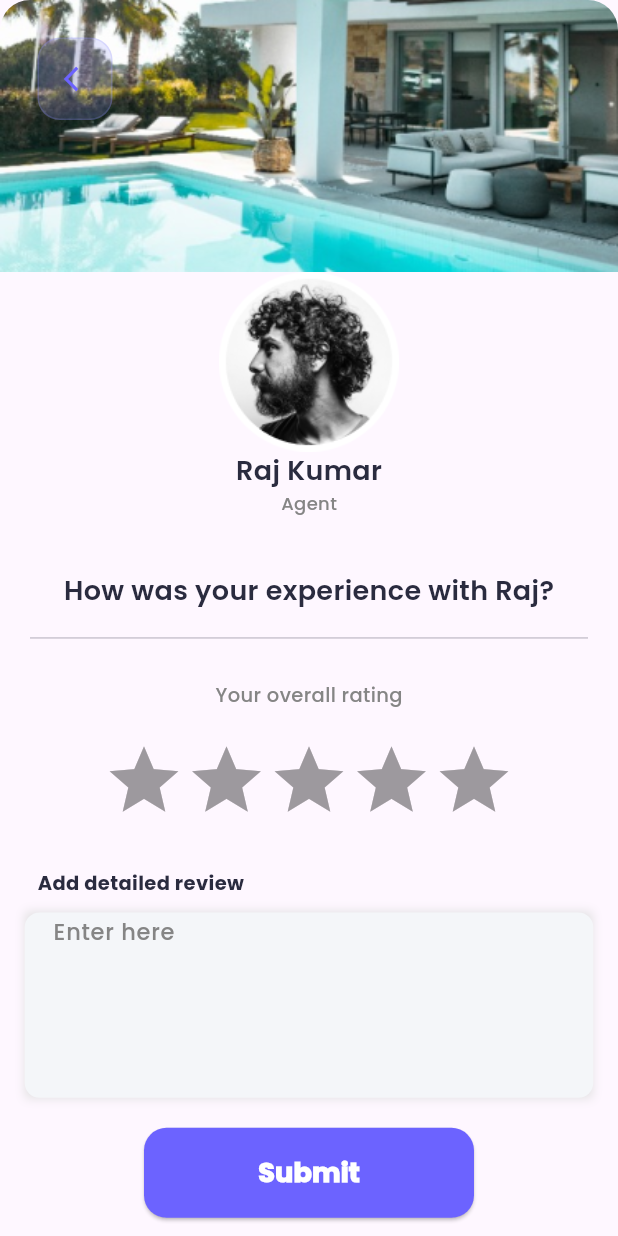
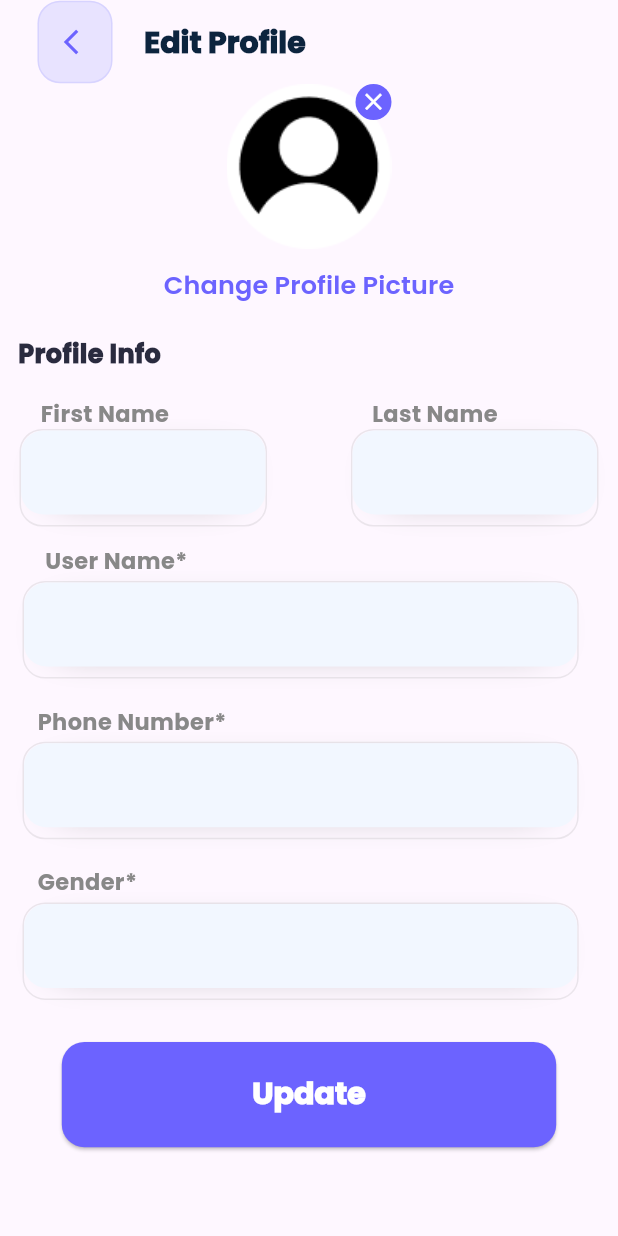
Before and after one commit to ayafathy1/Homefinder1, a Flutter app: the screen it shows after launch, on a phone screen of 412 x 824 dp. Run offline on Flutter 3.47's test engine with Material 3 defaults, Android fonts, the phone set to English and light mode, and no system bars; drawn by our look-alikes of flutter_rating_bar; our stand-ins replace animated_splash_screen, dio, get, pretty_dio_logger, shared_preferences, syncfusion_flutter_sliders; missing offline and left inert: flutter_arc_text, splash_view.

Commit message:
create edit profile screen

```diff
--- /dev/null
+++ b/homefinder1/lib/Screens/edit_profile/edit_profile.dart
@@ -0,0 +1,415 @@
+import 'package:flutter/cupertino.dart';
+import 'package:flutter/material.dart';
+import 'package:flutter/widgets.dart';
+import 'package:get/get.dart';
+import 'package:homefinder1/Widget/custom_arrow_back.dart';
+import 'package:homefinder1/Widget/custom_elevated_button_widget.dart';
+import 'package:homefinder1/utilities/colors.dart';
+import 'package:homefinder1/utilities/constants.dart';
+
+class UploadPhotoScreen extends StatelessWidget {
+  const UploadPhotoScreen({super.key});
+
+  @override
+  Widget build(BuildContext context) {
+    return Scaffold(
+      appBar: AppBar(
+        title: Text(
+          "Edit Profile",
+          style: TextStyle(
+              color: kDarkBlueColor,
+              fontWeight: FontWeight.w900,
+              fontSize: 20,
+              fontFamily: kRegularFont),
+        ),
+        leading: CustomArrowBack(),
+        leadingWidth: 80,
+      ),
+      body: Column(
+        crossAxisAlignment: CrossAxisAlignment.start,
+        children: [
+          Center(
+            child: Container(
+              height: 110,
+              width: 110,
+              decoration: BoxDecoration(
+                  image: DecorationImage(
+                      image: AssetImage("lib/assets/images/Profile.png"),
+                      fit: BoxFit.fill)),
+              child: Column(
+                mainAxisAlignment: MainAxisAlignment.start,
+                crossAxisAlignment: CrossAxisAlignment.end,
+                children: [
+                  InkWell(
+                    onTap: () {},
+                    child: Container(
+                      width: 24,
+                      height: 24,
+                      decoration: BoxDecoration(
+                          borderRadius: BorderRadius.circular(100),
+                          border: Border.all(color: Colors.transparent),
+                          color: kPrimaryColor),
+                      child: Center(
+                        child: Icon(
+                          Icons.close,
+                          color: Colors.white,
+                          size: 19,
+                        ),
+                      ),
+                    ),
+                  )
+                ],
+              ),
+            ),
+          ),
+          Center(
+            child: TextButton(
+              onPressed: () {},
+              child: Text(
+                "Change Profile Picture",
+                style: TextStyle(
+                    color: kPrimaryColor,
+                    fontFamily: kRegularFont,
+                    fontSize: 17,
+                    fontWeight: FontWeight.w600),
+              ),
+            ),
+          ),
+          Padding(
+            padding: const EdgeInsets.only(left: 12.0, top: 10),
+            child: Text(
+              "Profile Info",
+              style: TextStyle(
+                  color: kVeryDarkBlueColor,
+                  fontWeight: FontWeight.w900,
+                  fontSize: 17,
+                  fontFamily: kRegularFont),
+            ),
+          ),
+          SingleChildScrollView(
+            child: Column(
+              children: [
+                Container(
+                  height: Get.height * 0.14,
+                  width: Get.width,
+                  decoration: BoxDecoration(
+                      border: Border.all(color: Colors.transparent)),
+                  child: Row(
+                    mainAxisAlignment: MainAxisAlignment.spaceBetween,
+                    children: [
+                      Padding(
+                        padding: const EdgeInsets.only(left: 12.0, top: 8),
+                        child: Column(
+                          crossAxisAlignment: CrossAxisAlignment.start,
+                          children: [
+                            Padding(
+                              padding: const EdgeInsets.only(top: 8, left: 14),
+                              child: Text(
+                                "First Name",
+                                style: TextStyle(
+                                    color: Color(0xff888888),
+                                    fontFamily: kRegularFont,
+                                    fontSize: 15,
+                                    fontWeight: FontWeight.w700),
+                              ),
+                            ),
+                            Container(
+                              height: 65,
+                              width: 165,
+                              decoration: BoxDecoration(
+                                border: Border.all(
+                                    color: Colors.grey.withOpacity(0.2)),
+                                borderRadius: BorderRadius.circular(15),
+                                boxShadow: [
+                                  BoxShadow(
+                                      color: Colors.grey.shade500,
+                                      spreadRadius: -20,
+                                      blurRadius: 20)
+                                ],
+                              ),
+                              child: TextFormField(
+                                decoration: InputDecoration(
+                                    enabledBorder: OutlineInputBorder(
+                                        borderRadius: BorderRadius.circular(15),
+                                        borderSide: BorderSide(
+                                            color: Colors.transparent)),
+                                    focusedBorder: OutlineInputBorder(
+                                        borderRadius: BorderRadius.circular(15),
+                                        borderSide: BorderSide(
+                                            color: Colors.transparent)),
+                                    disabledBorder: OutlineInputBorder(
+                                        borderRadius: BorderRadius.circular(15),
+                                        borderSide: BorderSide(
+                                            color: Colors.transparent)),
+                                    border: OutlineInputBorder(
+                                        borderRadius: BorderRadius.circular(15),
+                                        borderSide: BorderSide(
+                                            color: Colors.transparent)),
+                                    filled: true,
+                                    fillColor: Color(0xffF2F7FF)),
+                              ),
+                            )
+                          ],
+                        ),
+                      ),
+                      Padding(
+                        padding: const EdgeInsets.only(top: 8, right: 12),
+                        child: Column(
+                          crossAxisAlignment: CrossAxisAlignment.start,
+                          children: [
+                            Padding(
+                              padding: const EdgeInsets.only(top: 8, left: 14),
+                              child: Text(
+                                "Last Name",
+                                style: TextStyle(
+                                    color: Color(0xff888888),
+                                    fontFamily: kRegularFont,
+                                    fontSize: 15,
+                                    fontWeight: FontWeight.w700),
+                              ),
+                            ),
+                            Container(
+                              height: 65,
+                              width: 165,
+                              decoration: BoxDecoration(
+                                border: Border.all(
+                                    color: Colors.grey.withOpacity(0.2)),
+                                borderRadius: BorderRadius.circular(15),
+                                boxShadow: [
+                                  BoxShadow(
+                                      color: Colors.grey.shade500,
+                                      spreadRadius: -20,
+                                      blurRadius: 20)
+                                ],
+                              ),
+                              child: TextFormField(
+                                decoration: InputDecoration(
+                                    enabledBorder: OutlineInputBorder(
+                                        borderRadius: BorderRadius.circular(15),
+                                        borderSide: BorderSide(
+                                            color: Colors.transparent)),
+                                    focusedBorder: OutlineInputBorder(
+                                        borderRadius: BorderRadius.circular(15),
+                                        borderSide: BorderSide(
+                                            color: Colors.transparent)),
+                                    disabledBorder: OutlineInputBorder(
+                                        borderRadius: BorderRadius.circular(15),
+                                        borderSide: BorderSide(
+                                            color: Colors.transparent)),
+                                    border: OutlineInputBorder(
+                                        borderRadius: BorderRadius.circular(15),
+                                        borderSide: BorderSide(
+                                            color: Colors.transparent)),
+                                    filled: true,
+                                    fillColor: Color(0xffF2F7FF)),
+                              ),
+                            )
+                          ],
+                        ),
+                      )
+                    ],
+                  ),
+                ),
+                Container(
+                  padding: EdgeInsets.only(left: 15),
+                  width: Get.width,
+                  height: Get.height * 0.13,
+                  child: Column(
+                    crossAxisAlignment: CrossAxisAlignment.start,
+                    children: [
+                      Padding(
+                        padding: const EdgeInsets.only(left: 15, bottom: 3),
+                        child: Text(
+                          "User Name*",
+                          style: TextStyle(
+                              color: Color(0xff888888),
+                              fontFamily: kRegularFont,
+                              fontSize: 15,
+                              fontWeight: FontWeight.w700),
+                        ),
+                      ),
+                      Container(
+                        height: 65,
+                        width: Get.width * 0.9,
+                        decoration: BoxDecoration(
+                          border:
+                              Border.all(color: Colors.grey.withOpacity(0.2)),
+                          borderRadius: BorderRadius.circular(15),
+                          boxShadow: [
+                            BoxShadow(
+                                color: Colors.grey.shade500,
+                                spreadRadius: -20,
+                                blurRadius: 20)
+                          ],
+                        ),
+                        child: TextFormField(
+                          decoration: InputDecoration(
+                              enabledBorder: OutlineInputBorder(
+                                  borderRadius: BorderRadius.circular(15),
+                                  borderSide:
+                                      BorderSide(color: Colors.transparent)),
+                              focusedBorder: OutlineInputBorder(
+                                  borderRadius: BorderRadius.circular(15),
+                                  borderSide:
+                                      BorderSide(color: Colors.transparent)),
+                              disabledBorder: OutlineInputBorder(
+                                  borderRadius: BorderRadius.circular(15),
+                                  borderSide:
+                                      BorderSide(color: Colors.transparent)),
+                              border: OutlineInputBorder(
+                                  borderRadius: BorderRadius.circular(15),
+                                  borderSide:
+                                      BorderSide(color: Colors.transparent)),
+                              filled: true,
+                              fillColor: Color(0xffF2F7FF)),
+                        ),
+                      )
+                    ],
+                  ),
+                ),
+                Container(
+                  padding: EdgeInsets.only(left: 15),
+                  width: Get.width,
+                  height: Get.height * 0.13,
+                  child: Column(
+                    crossAxisAlignment: CrossAxisAlignment.start,
+                    children: [
+                      Padding(
+                        padding: const EdgeInsets.only(left: 10, bottom: 3),
+                        child: Text(
+                          "Phone Number*",
+                          style: TextStyle(
+                              color: Color(0xff888888),
+                              fontFamily: kRegularFont,
+                              fontSize: 15,
+                              fontWeight: FontWeight.w700),
+                        ),
+                      ),
+                      Container(
+                        height: 65,
+                        width: Get.width * 0.9,
+                        decoration: BoxDecoration(
+                          border:
+                              Border.all(color: Colors.grey.withOpacity(0.2)),
+                          borderRadius: BorderRadius.circular(15),
+                          boxShadow: [
+                            BoxShadow(
+                                color: Colors.grey.shade500,
+                                spreadRadius: -20,
+                                blurRadius: 20)
+                          ],
+                        ),
+                        child: TextFormField(
+                          decoration: InputDecoration(
+                              enabledBorder: OutlineInputBorder(
+                                  borderRadius: BorderRadius.circular(15),
+                                  borderSide:
+                                      BorderSide(color: Colors.transparent)),
+                              focusedBorder: OutlineInputBorder(
+                                  borderRadius: BorderRadius.circular(15),
+                                  borderSide:
+                                      BorderSide(color: Colors.transparent)),
+                              disabledBorder: OutlineInputBorder(
+                                  borderRadius: BorderRadius.circular(15),
+                                  borderSide:
+                                      BorderSide(color: Colors.transparent)),
+                              border: OutlineInputBorder(
+                                  borderRadius: BorderRadius.circular(15),
+                                  borderSide:
+                                      BorderSide(color: Colors.transparent)),
+                              filled: true,
+                              fillColor: Color(0xffF2F7FF)),
+                        ),
+                      )
+                    ],
+                  ),
+                ),
+                Container(
+                  padding: EdgeInsets.only(left: 15),
+                  width: Get.width,
+                  height: Get.height * 0.13,
+                  child: Column(
+                    crossAxisAlignment: CrossAxisAlignment.start,
+                    children: [
+                      Padding(
+                        padding: const EdgeInsets.only(left: 10, bottom: 3),
+                        child: Text(
+                          "Gender*",
+                          style: TextStyle(
+                              color: Color(0xff888888),
+                              fontFamily: kRegularFont,
+                              fontSize: 15,
+                              fontWeight: FontWeight.w700),
+                        ),
+                      ),
+                      Container(
+                        height: 65,
+                        width: Get.width * 0.9,
+                        decoration: BoxDecoration(
+                          border:
+                              Border.all(color: Colors.grey.withOpacity(0.2)),
+                          borderRadius: BorderRadius.circular(15),
+                          boxShadow: [
+                            BoxShadow(
+                                color: Colors.grey.shade500,
+                                spreadRadius: -20,
+                                blurRadius: 20)
+                          ],
+                        ),
+                        child: TextFormField(
+                          decoration: InputDecoration(
+                              enabledBorder: OutlineInputBorder(
+                                  borderRadius: BorderRadius.circular(15),
+                                  borderSide:
+                                      BorderSide(color: Colors.transparent)),
+                              focusedBorder: OutlineInputBorder(
+                                  borderRadius: BorderRadius.circular(15),
+                                  borderSide:
+                                      BorderSide(color: Colors.transparent)),
+                              disabledBorder: OutlineInputBorder(
+                                  borderRadius: BorderRadius.circular(15),
+                                  borderSide:
+                                      BorderSide(color: Colors.transparent)),
+                              border: OutlineInputBorder(
+                                  borderRadius: BorderRadius.circular(15),
+                                  borderSide:
+                                      BorderSide(color: Colors.transparent)),
+                              filled: true,
+                              fillColor: Color(0xffF2F7FF)),
+                        ),
+                      )
+                    ],
+                  ),
+                ),
+                Padding(
+                  padding: const EdgeInsets.only(top: 10.0),
+                  child: Center(
+                    child: Container(
+                      width: Get.width*0.8,
+                        height: Get.height*0.085,
+                        decoration: BoxDecoration(
+                          borderRadius: BorderRadius.circular(15)
+                        ),
+                        child: CustomElevatedButtonWidget(
+                      text: 'Update',
+                      onPressed: () {},
+                      textStyle: TextStyle(
+
+                          color: Colors.white,
+                          fontWeight: FontWeight.w900,
+                          fontSize: 20,
+                          fontFamily: kRegularFont),
+                      style:
+                          ElevatedButton.styleFrom(backgroundColor: kPrimaryColor,
+                          shape: RoundedRectangleBorder(borderRadius: BorderRadius.circular(15))),
+                    )),
+                  ),
+                )
+              ],
+            ),
+          )
+        ],
+      ),
+    );
+  }
+}
--- a/homefinder1/lib/main.dart
+++ b/homefinder1/lib/main.dart
@@ -4,6 +4,7 @@ import 'package:homefinder1/Screens/Featured%20Estates/featured_estates.dart';
 import 'package:homefinder1/Screens/SplashScreen/splash_Screen.dart';
 import 'package:homefinder1/Screens/add_review/add_review_screen.dart';
 
+import 'Screens/edit_profile/edit_profile.dart';
 import 'Screens/home/home_screen.dart';
 import 'Screens/search_filter/search_filter_screen.dart';
 
@@ -21,7 +22,7 @@ class MyApp extends StatelessWidget {
     return GetMaterialApp(
      debugShowCheckedModeBanner: false,
         color: Colors.transparent,
-      home: AddReviewScreen()
+      home: UploadPhotoScreen()
     );
   }
 }
--- a/homefinder1/pubspec.yaml
+++ b/homefinder1/pubspec.yaml
@@ -47,6 +47,7 @@ dependencies:
   shared_preferences: ^2.2.0
   url_launcher: ^6.1.12
   pretty_dio_logger: ^1.3.1
+  image_picker: ^1.1.0
 dev_dependencies:
   flutter_test:
     sdk: flutter
```
Also changed, not shown: homefinder1/pubspec.lock.
